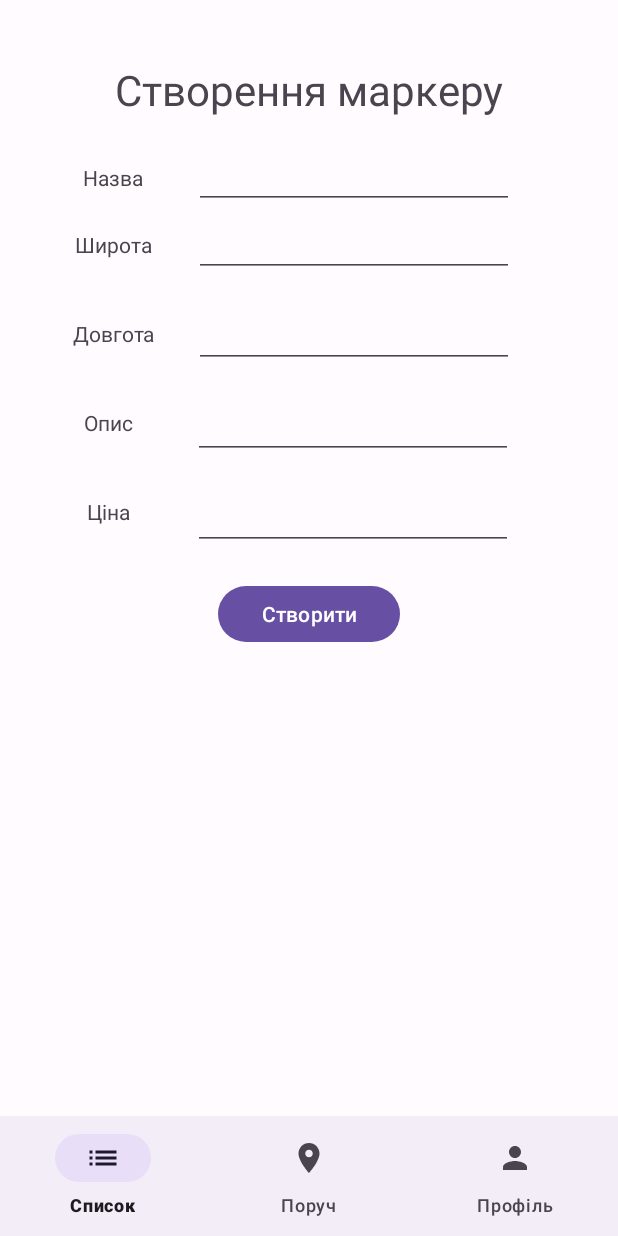
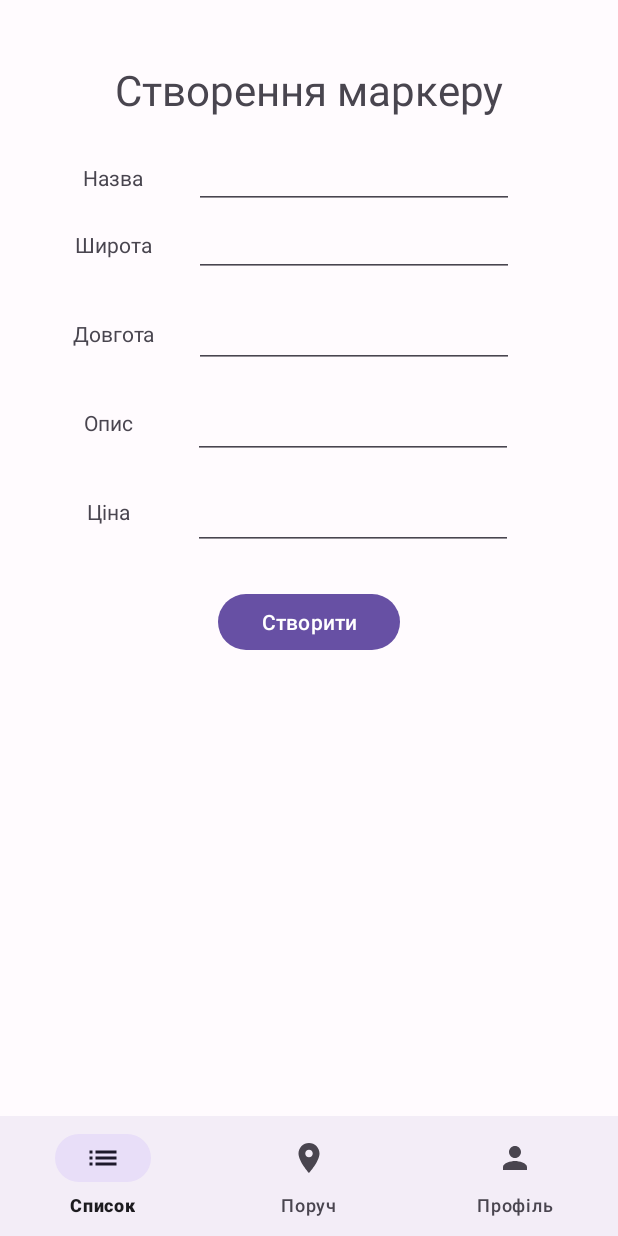
Before and after one commit to kizukkk/e-potreba, an Android app: the fragment MarkerCreateFragment placed in its activity, on a phone screen of 412 x 824 dp. Run offline under Robolectric (Android 15) with nearby library versions, the phone set to English and light mode, and no system bars; our stand-ins replace Firebase (no records; nobody signed in at launch, a user with empty details on screens opened directly); libraries missing offline, so code that uses them is left out: com.google.maps.android; 1 statement that could not run was skipped.

Commit message:
fix: button

```diff
--- a/app/src/main/res/layout/fragment_marker_create.xml
+++ b/app/src/main/res/layout/fragment_marker_create.xml
@@ -144,10 +144,9 @@
         android:id="@+id/createButton"
         android:layout_width="121dp"
         android:layout_height="45dp"
+        android:layout_marginTop="25dp"
         android:text="@string/fragment_marker_create_marker_create"
-        app:layout_constraintBottom_toBottomOf="parent"
         app:layout_constraintEnd_toEndOf="parent"
         app:layout_constraintStart_toStartOf="parent"
-        app:layout_constraintTop_toBottomOf="@+id/priceField"
-        app:layout_constraintVertical_bias="0.060000002" />
+        app:layout_constraintTop_toBottomOf="@+id/priceField" />
 </androidx.constraintlayout.widget.ConstraintLayout>
```
